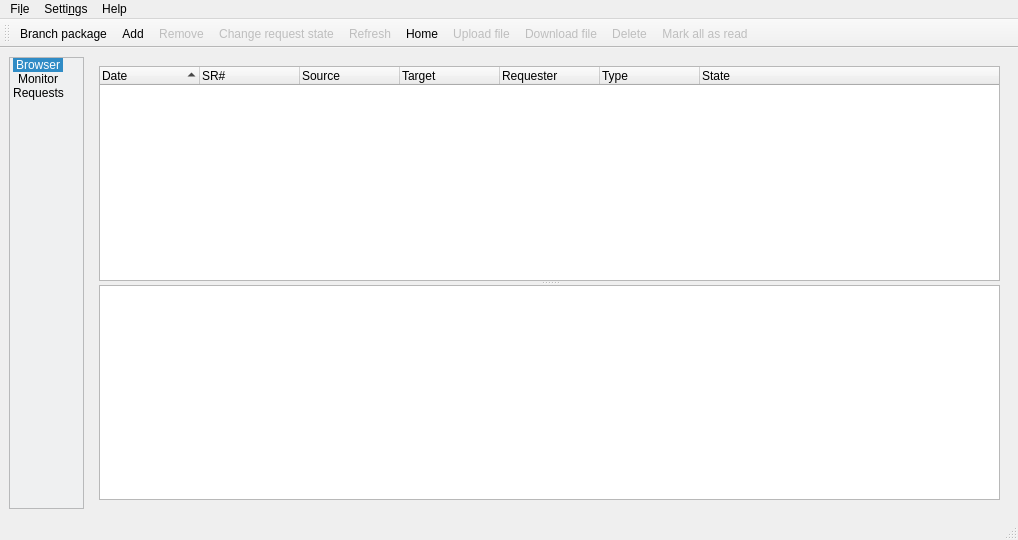
This is src/gui/mainwindow.ui in javierllorente/qactus as Qt 5 draws it before an edit. The edited form follows.
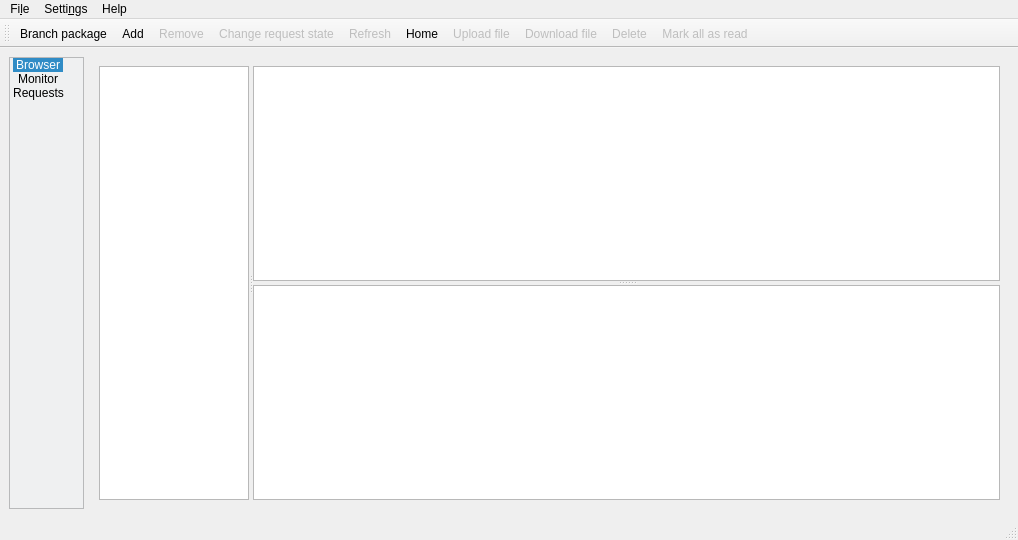
This is the edited form. The open tabs and pages were chosen to show the change. Icons and pictures are not drawn. Custom widgets are drawn as their Qt base class.

Commit message: Implement displaying both incoming, outgoing requests and others (in the future). New classes: RequestBoxTreeWidget, RequestTreeWidget (now QTreeView-based) and RequestItemModel

```diff
--- a/src/gui/mainwindow.ui
+++ b/src/gui/mainwindow.ui
@@ -18,8 +18,8 @@
     <normaloff>:/icons/obs.png</normaloff>:/icons/obs.png</iconset>
   </property>
   <widget class="QWidget" name="centralwidget">
-   <layout class="QGridLayout" name="gridLayout">
-    <item row="0" column="0">
+   <layout class="QHBoxLayout" name="horizontalLayout_2">
+    <item>
      <widget class="QListWidget" name="iconBar">
       <property name="sizePolicy">
        <sizepolicy hsizetype="Preferred" vsizetype="Preferred">
@@ -80,7 +80,7 @@
       </item>
      </widget>
     </item>
-    <item row="0" column="1">
+    <item>
      <widget class="QStackedWidget" name="stackedWidget">
       <property name="sizePolicy">
        <sizepolicy hsizetype="Preferred" vsizetype="Preferred">
@@ -130,7 +130,7 @@
                <bool>false</bool>
               </attribute>
               <attribute name="headerDefaultSectionSize">
-               <number>0</number>
+               <number>49</number>
               </attribute>
              </widget>
             </item>
@@ -163,7 +163,7 @@
                 <bool>false</bool>
                </attribute>
                <attribute name="headerDefaultSectionSize">
-                <number>0</number>
+                <number>49</number>
                </attribute>
               </widget>
               <widget class="QTabWidget" name="tabWidgetPackages">
@@ -277,13 +277,63 @@
        </layout>
       </widget>
       <widget class="QWidget" name="requestsPage">
-       <layout class="QVBoxLayout" name="verticalLayout">
+       <layout class="QVBoxLayout" name="verticalLayout_3">
         <item>
+         <widget class="QSplitter" name="splitter_2">
+          <property name="sizePolicy">
+           <sizepolicy hsizetype="Preferred" vsizetype="Preferred">
+            <horstretch>0</horstretch>
+            <verstretch>0</verstretch>
+           </sizepolicy>
+          </property>
+          <property name="orientation">
+           <enum>Qt::Horizontal</enum>
+          </property>
+          <widget class="RequestBoxTreeWidget" name="treeRequestBoxes">
+           <property name="sizePolicy">
+            <sizepolicy hsizetype="Maximum" vsizetype="Expanding">
+             <horstretch>1</horstretch>
+             <verstretch>0</verstretch>
+            </sizepolicy>
+           </property>
+           <property name="minimumSize">
+            <size>
+             <width>150</width>
+             <height>0</height>
+            </size>
+           </property>
+           <property name="maximumSize">
+            <size>
+             <width>16777215</width>
+             <height>16777215</height>
+            </size>
+           </property>
+           <property name="baseSize">
+            <size>
+             <width>0</width>
+             <height>0</height>
+            </size>
+           </property>
+           <attribute name="headerVisible">
+            <bool>false</bool>
+           </attribute>
+           <column>
+            <property name="text">
+             <string>New Column</string>
+            </property>
+           </column>
+          </widget>
          <widget class="QSplitter" name="splitter">
+           <property name="sizePolicy">
+            <sizepolicy hsizetype="Expanding" vsizetype="Expanding">
+             <horstretch>5</horstretch>
+             <verstretch>0</verstretch>
+            </sizepolicy>
+           </property>
           <property name="orientation">
            <enum>Qt::Vertical</enum>
           </property>
-          <widget class="QTreeWidget" name="treeRequests">
+           <widget class="RequestTreeWidget" name="treeRequests">
            <property name="sizePolicy">
             <sizepolicy hsizetype="Expanding" vsizetype="Expanding">
              <horstretch>0</horstretch>
@@ -296,6 +346,9 @@
            <property name="frameShadow">
             <enum>QFrame::Sunken</enum>
            </property>
+            <property name="editTriggers">
+             <set>QAbstractItemView::NoEditTriggers</set>
+            </property>
            <property name="showDropIndicator" stdset="0">
             <bool>false</bool>
            </property>
@@ -317,41 +370,6 @@
            <property name="sortingEnabled">
             <bool>true</bool>
            </property>
-           <column>
-            <property name="text">
-             <string>Date</string>
-            </property>
-           </column>
-           <column>
-            <property name="text">
-             <string>SR#</string>
-            </property>
-           </column>
-           <column>
-            <property name="text">
-             <string>Source</string>
-            </property>
-           </column>
-           <column>
-            <property name="text">
-             <string>Target</string>
-            </property>
-           </column>
-           <column>
-            <property name="text">
-             <string>Requester</string>
-            </property>
-           </column>
-           <column>
-            <property name="text">
-             <string>Type</string>
-            </property>
-           </column>
-           <column>
-            <property name="text">
-             <string>State</string>
-            </property>
-           </column>
           </widget>
           <widget class="QTextBrowser" name="textBrowser">
            <property name="sizePolicy">
@@ -362,6 +380,7 @@
            </property>
           </widget>
          </widget>
+         </widget>
         </item>
        </layout>
       </widget>
@@ -655,6 +674,16 @@
    <extends>QTreeView</extends>
    <header>buildresulttreewidget.h</header>
   </customwidget>
+  <customwidget>
+   <class>RequestBoxTreeWidget</class>
+   <extends>QTreeWidget</extends>
+   <header>requestboxtreewidget.h</header>
+  </customwidget>
+  <customwidget>
+   <class>RequestTreeWidget</class>
+   <extends>QTreeView</extends>
+   <header location="global">requesttreewidget.h</header>
+  </customwidget>
  </customwidgets>
  <resources>
   <include location="../../application.qrc"/>
```
Lines whose indentation alone changed are shown as unchanged. The commit also changes 7 other files.
